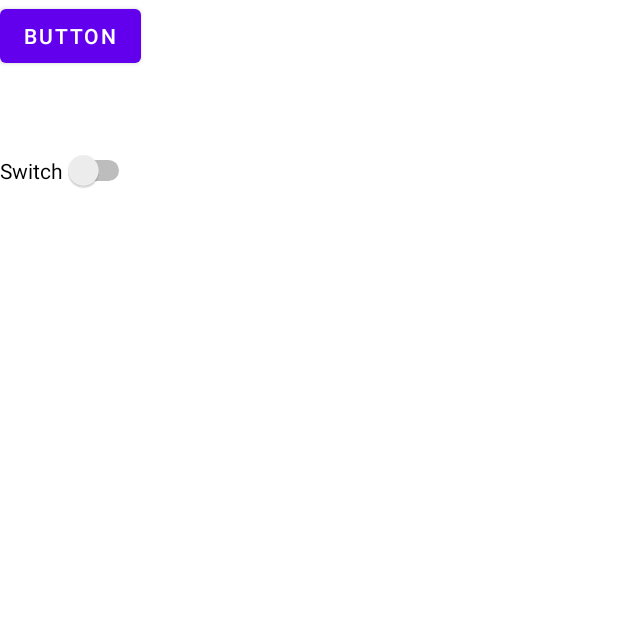
After one commit to TanaGtxov/wignebistaro, an Android app: the DochanashviliBook screen opened directly, with no data from a screen before it, on a phone screen of 412 x 824 dp, the top half of it. The commit adds this screen. Run offline under Robolectric (Android 15) with nearby library versions, the phone set to English and light mode, and no system bars.

Commit message:
3ive Wigns gavukete 2 gverdi da survilisamebr shemidzlia meti gverdebi davumato

```diff
--- a/app/src/main/AndroidManifest.xml
+++ b/app/src/main/AndroidManifest.xml
@@ -9,6 +9,12 @@
         android:roundIcon="@mipmap/ic_launcher_round"
         android:supportsRtl="true"
         android:theme="@style/Theme.MyApplication">
+        <activity
+            android:name=".SulkhanSabaBook"
+            android:exported="false" />
+        <activity
+            android:name=".DochanashviliBook"
+            android:exported="false" />
         <activity
             android:name=".MgzavrisWerilebiBook"
             android:exported="false" />
--- /dev/null
+++ b/app/src/main/java/com/example/myapplication/DochanashviliBook.kt
@@ -0,0 +1,21 @@
+package com.example.myapplication
+
+import androidx.appcompat.app.AppCompatActivity
+import android.os.Bundle
+import androidx.viewpager2.widget.ViewPager2
+import com.example.myapplication.adapters.dochanashvili_adapter
+import com.example.myapplication.adapters.mgzavriswerilebi_adapter
+
+class DochanashviliBook : AppCompatActivity() {
+    private lateinit var viewpager_dochanashvili : ViewPager2
+    private lateinit var dochanashvili_adapter: dochanashvili_adapter
+    override fun onCreate(savedInstanceState: Bundle?) {
+        super.onCreate(savedInstanceState)
+        setContentView(R.layout.activity_dochanashvili_book)
+
+        viewpager_dochanashvili = findViewById(R.id.viewpager_dochanashvili)
+        dochanashvili_adapter = dochanashvili_adapter(this)
+
+        viewpager_dochanashvili.adapter = dochanashvili_adapter
+    }
+}
--- /dev/null
+++ b/app/src/main/java/com/example/myapplication/adapters/dochanashvili_adapter.kt
@@ -0,0 +1,22 @@
+package com.example.myapplication.adapters
+
+import androidx.fragment.app.Fragment
+import androidx.fragment.app.FragmentActivity
+import androidx.viewpager2.adapter.FragmentStateAdapter
+import com.example.myapplication.fragments.firstpage_dochanashvili
+import com.example.myapplication.fragments.secondpage_dochanashvili
+
+class dochanashvili_adapter(activity: FragmentActivity) : FragmentStateAdapter(activity) {
+    override fun getItemCount(): Int {
+        return 2
+    }
+
+    override fun createFragment(position: Int): Fragment {
+        return when (position) {
+
+            0 -> firstpage_dochanashvili()
+            1 -> secondpage_dochanashvili()
+            else -> firstpage_dochanashvili()
+        }
+    }
+}
--- /dev/null
+++ b/app/src/main/java/com/example/myapplication/fragments/firstpage_dochanashvili.kt
@@ -0,0 +1,7 @@
+package com.example.myapplication.fragments
+
+import androidx.fragment.app.Fragment
+import com.example.myapplication.R
+
+class firstpage_dochanashvili: Fragment(R.layout.firstpage_dochanashvili) {
+}
--- /dev/null
+++ b/app/src/main/res/layout/activity_dochanashvili_book.xml
@@ -0,0 +1,14 @@
+<?xml version="1.0" encoding="utf-8"?>
+<androidx.constraintlayout.widget.ConstraintLayout xmlns:android="http://schemas.android.com/apk/res/android"
+    xmlns:app="http://schemas.android.com/apk/res-auto"
+    xmlns:tools="http://schemas.android.com/tools"
+    android:layout_width="match_parent"
+    android:layout_height="match_parent"
+    tools:context=".DochanashviliBook">
+
+    <androidx.viewpager2.widget.ViewPager2
+        android:layout_width="match_parent"
+        android:id="@+id/viewpager_dochanashvili"
+        android:layout_height="match_parent"
+        />
+</androidx.constraintlayout.widget.ConstraintLayout>
--- a/app/src/main/res/layout/activity_dochanashvili_page.xml
+++ b/app/src/main/res/layout/activity_dochanashvili_page.xml
@@ -57,6 +57,7 @@
             android:layout_height="wrap_content"
             android:fontFamily="@font/bpg_nino_mtavruli_bold"
             android:text="წაკითხვა"
+            android:id="@+id/dochanashvili_toread"
             android:backgroundTint="#686066"
             app:layout_constraintBottom_toBottomOf="parent"
             app:layout_constraintEnd_toEndOf="parent"
--- a/app/src/main/res/layout/activity_sulkhansaba_page.xml
+++ b/app/src/main/res/layout/activity_sulkhansaba_page.xml
@@ -56,6 +56,7 @@
             android:layout_height="wrap_content"
             android:fontFamily="@font/bpg_nino_mtavruli_bold"
             android:text="წაკითხვა"
+            android:id="@+id/sulkhansaba_toread"
             android:backgroundTint="#2196F3"
             app:layout_constraintBottom_toBottomOf="parent"
             app:layout_constraintEnd_toEndOf="parent"
--- /dev/null
+++ b/app/src/main/res/layout/firstpage_dochanashvili.xml
@@ -0,0 +1,18 @@
+<?xml version="1.0" encoding="utf-8"?>
+<RelativeLayout xmlns:android="http://schemas.android.com/apk/res/android"
+    android:layout_width="match_parent"
+    android:layout_height="match_parent">
+
+    <Button
+        android:id="@+id/button2"
+        android:layout_width="wrap_content"
+        android:layout_height="wrap_content"
+        android:text="Button" />
+
+    <Switch
+        android:id="@+id/switch1"
+        android:layout_width="wrap_content"
+        android:layout_height="wrap_content"
+        android:layout_marginTop="100dp"
+        android:text="Switch" />
+</RelativeLayout>
```
Also changed, not shown: app/src/main/java/com/example/myapplication/DochanashviliPage.kt (+10 -0 lines), app/src/main/java/com/example/myapplication/SulkhanSabaBook.kt (added, +20 -0 lines), app/src/main/java/com/example/myapplication/SulkhanSabaPage.kt (+12 -0 lines), app/src/main/java/com/example/myapplication/adapters/sulkhansaba_adapter.kt (added, +24 -0 lines), app/src/main/java/com/example/myapplication/fragments/firstpage_sulkhansaba.kt (added, +7 -0 lines), app/src/main/java/com/example/myapplication/fragments/secondpage_dochanashvili.kt (added, +7 -0 lines), app/src/main/java/com/example/myapplication/fragments/secondpage_sulkhansaba.kt (added, +7 -0 lines), app/src/main/res/layout/activity_sulkhan_saba_book.xml (added, +13 -0 lines), app/src/main/res/layout/firstpage_sulkhansaba.xml (added, +16 -0 lines), app/src/main/res/layout/secondpage_dochanashvili.xml (added, +18 -0 lines), app/src/main/res/layout/secondpage_sulkhansaba.xml (added, +23 -0 lines).
